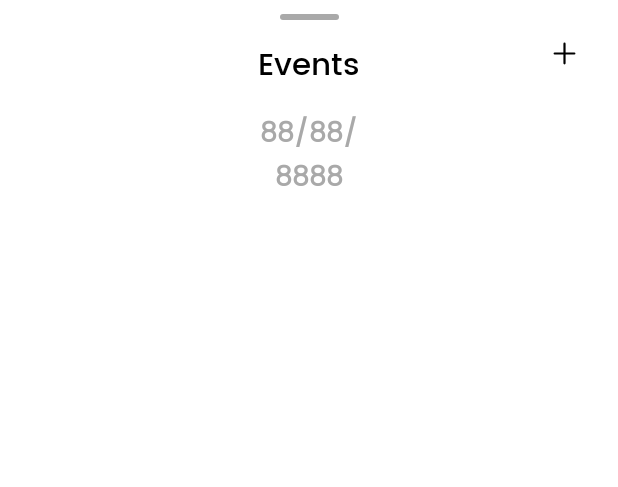
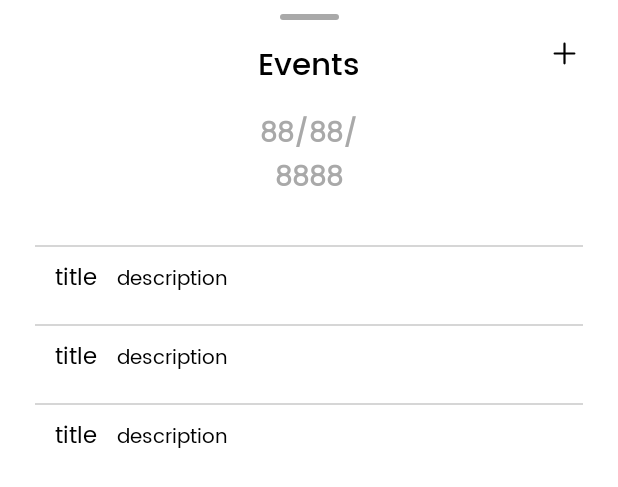
Before and after one commit to visakhc/RemindMe, an Android app: the layout bottom_sheet_layout.xml on its own in the app's theme, with its tools: preview values and no code run, on a phone screen of 412 x 824 dp. Shown: the top 487 px of the screen. Run offline under Robolectric (Android 15) with nearby library versions, the phone set to English and light mode, and no system bars.

```diff
--- a/app/src/main/java/com/app/remindme/ui/activities/AddEventsActivity.kt
+++ b/app/src/main/java/com/app/remindme/ui/activities/AddEventsActivity.kt
@@ -37,9 +37,10 @@ class AddEvents : AppCompatActivity() {
             val day = binding?.datePicker?.dayOfMonth!!
             val month = binding?.datePicker?.month!!
             val year = binding?.datePicker?.year!!
-            val emoji = binding?.etTitle?.text.toString()
             val title = binding?.etTitle?.text.toString()
-            val desc = binding?.etEmoji?.text.toString()
+            val desc = binding?.etDesc?.text.toString()
+            val emoji = binding?.etEmoji?.text.toString()
+
             viewModel.addEvent(EventsModel(day, month, year, title, desc, emoji))
         }
     }
--- a/app/src/main/res/layout/bottom_sheet_layout.xml
+++ b/app/src/main/res/layout/bottom_sheet_layout.xml
@@ -44,9 +44,11 @@
     <androidx.recyclerview.widget.RecyclerView
         android:id="@+id/rv_alert"
         android:layout_width="match_parent"
-        android:layout_height="0dp"
+        tools:listitem="@layout/item_events"
+        android:layout_height="wrap_content"
         android:layout_marginHorizontal="@dimen/_18sdp"
-        android:layout_marginTop="@dimen/_20sdp"
+        android:layout_marginVertical="@dimen/_20sdp"
+        app:layout_constraintBottom_toBottomOf="parent"
         app:layout_constraintEnd_toEndOf="parent"
         app:layout_constraintStart_toStartOf="parent"
         app:layout_constraintTop_toBottomOf="@+id/tv_date" />
--- a/app/src/main/res/layout/item_calender.xml
+++ b/app/src/main/res/layout/item_calender.xml
@@ -17,6 +17,7 @@
         <TextView
             android:id="@+id/tvEventEmojis"
             android:layout_width="0dp"
+            android:singleLine="true"
             android:layout_height="wrap_content"
             android:gravity="center"
             app:layout_constraintEnd_toEndOf="parent"
--- a/app/src/main/res/layout/item_events.xml
+++ b/app/src/main/res/layout/item_events.xml
@@ -1,7 +1,6 @@
 <?xml version="1.0" encoding="utf-8"?>
 <androidx.constraintlayout.widget.ConstraintLayout xmlns:android="http://schemas.android.com/apk/res/android"
     xmlns:app="http://schemas.android.com/apk/res-auto"
-    xmlns:tools="http://schemas.android.com/tools"
     android:layout_width="match_parent"
     android:layout_height="wrap_content"
     android:layout_marginVertical="@dimen/_3sdp">
@@ -13,7 +12,19 @@
         android:background="#D6D6D6"
         app:layout_constraintEnd_toEndOf="parent"
         app:layout_constraintStart_toStartOf="parent"
-        app:layout_constraintTop_toTopOf="parent"/>
+        app:layout_constraintTop_toTopOf="parent" />
+
+    <TextView
+        android:id="@+id/tvEventEmojis"
+        android:layout_width="wrap_content"
+        android:layout_height="match_parent"
+        android:textSize="@dimen/_14ssp"
+        android:gravity="center"
+        android:maxLength="1"
+        android:singleLine="true"
+        app:layout_constraintBottom_toBottomOf="parent"
+        app:layout_constraintStart_toStartOf="parent"
+        app:layout_constraintTop_toTopOf="parent" />
 
     <TextView
         android:id="@+id/tv_title"
@@ -21,11 +32,11 @@
         android:layout_width="wrap_content"
         android:layout_height="match_parent"
         android:layout_marginVertical="@dimen/_7sdp"
+        android:layout_marginStart="@dimen/_10sdp"
         android:gravity="center"
-        android:layout_marginStart="@dimen/_10sdp"
         android:text="title"
         app:layout_constraintBottom_toBottomOf="parent"
-        app:layout_constraintStart_toStartOf="parent"
+        app:layout_constraintStart_toEndOf="@+id/tvEventEmojis"
         app:layout_constraintTop_toTopOf="parent" />
 
     <TextView
```
Also changed, not shown: app/src/main/java/com/app/remindme/adapter/EventsAdapter.kt (+12 -13 lines), app/src/main/java/com/app/remindme/bottomsheets/EventsBottomSheet.kt (+30 -15 lines), app/src/main/java/com/app/remindme/data/database/Dao.kt (+3 -5 lines), app/src/main/java/com/app/remindme/data/database/Repository.kt (+3 -9 lines), app/src/main/java/com/app/remindme/ui/activities/MainActivity.kt (+8 -7 lines), app/src/main/java/com/app/remindme/ui/viewmodel/EventsViewModel.kt (+2 -7 lines).
